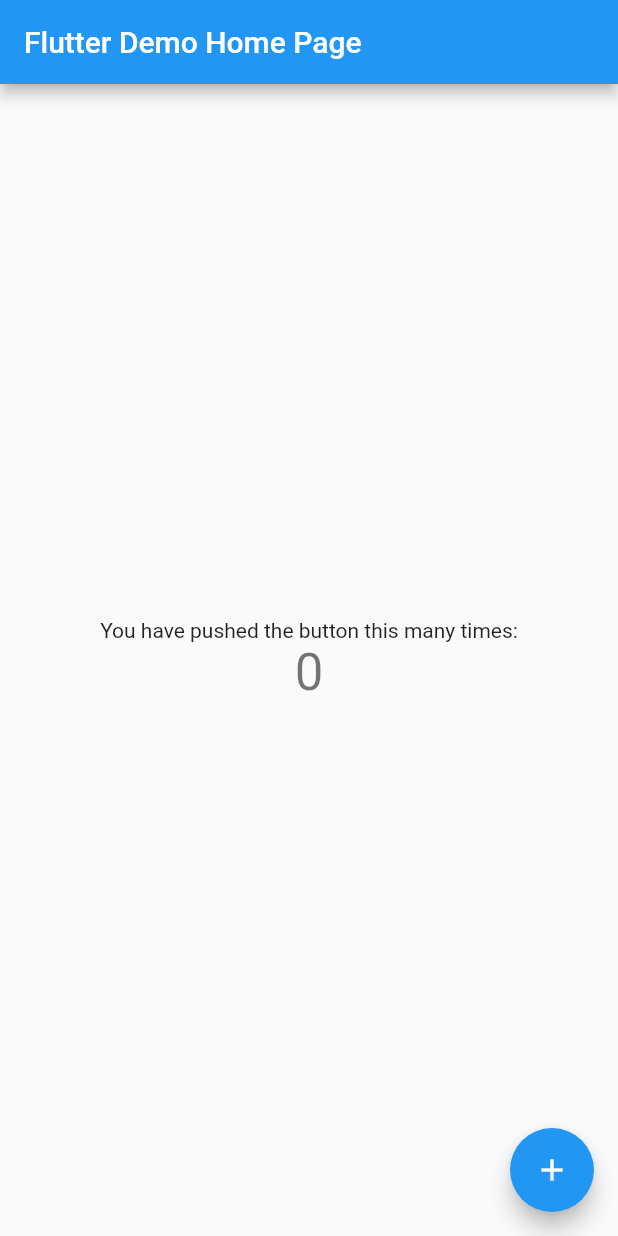
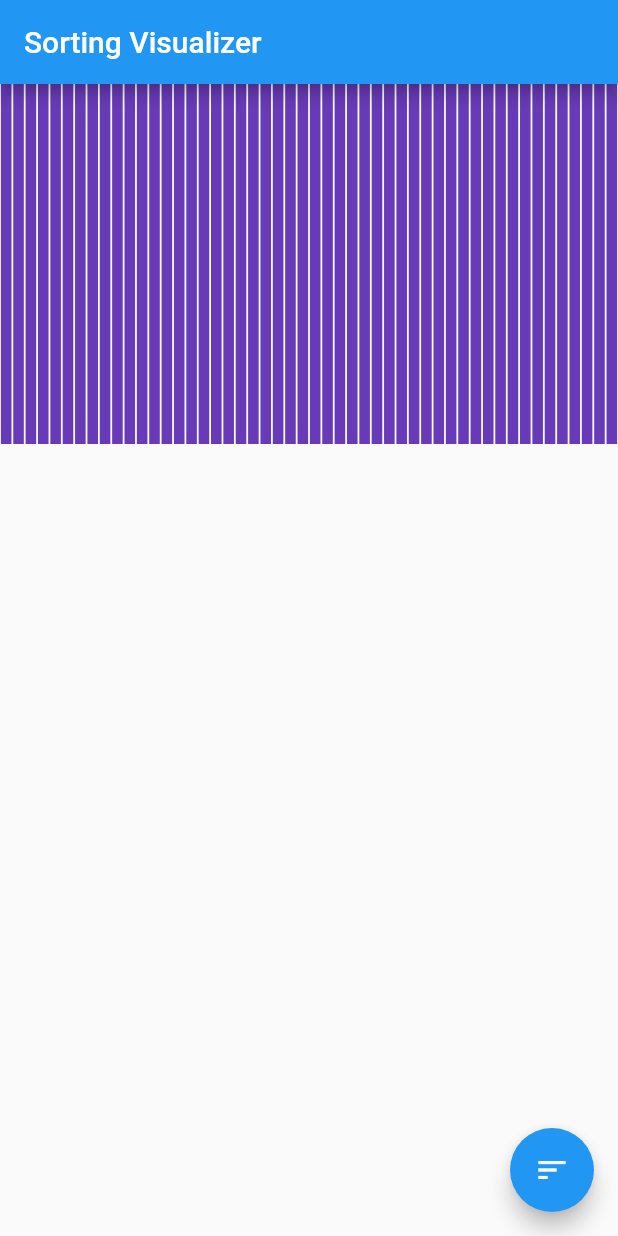
Before and after one commit to AissamOuajib/Sorting-Algorithms-Visualizer, a Flutter app: the screen it shows after launch, on a phone screen of 412 x 824 dp. Run offline on Flutter 3.47's test engine with Material 2 defaults, Android fonts, the phone set to English and light mode, and no system bars.

Commit message:
Basic Visualizer

```diff
--- a/lib/main.dart
+++ b/lib/main.dart
@@ -1,111 +1,10 @@
 import 'package:flutter/material.dart';
 
-void main() => runApp(MyApp());
+import 'sorting_visualizer.dart';
 
-class MyApp extends StatelessWidget {
-  // This widget is the root of your application.
-  @override
-  Widget build(BuildContext context) {
-    return MaterialApp(
-      title: 'Flutter Demo',
-      theme: ThemeData(
-        // This is the theme of your application.
-        //
-        // Try running your application with "flutter run". You'll see the
-        // application has a blue toolbar. Then, without quitting the app, try
-        // changing the primarySwatch below to Colors.green and then invoke
-        // "hot reload" (press "r" in the console where you ran "flutter run",
-        // or simply save your changes to "hot reload" in a Flutter IDE).
-        // Notice that the counter didn't reset back to zero; the application
-        // is not restarted.
-        primarySwatch: Colors.blue,
-      ),
-      home: MyHomePage(title: 'Flutter Demo Home Page'),
-    );
-  }
-}
-
-class MyHomePage extends StatefulWidget {
-  MyHomePage({Key key, this.title}) : super(key: key);
-
-  // This widget is the home page of your application. It is stateful, meaning
-  // that it has a State object (defined below) that contains fields that affect
-  // how it looks.
-
-  // This class is the configuration for the state. It holds the values (in this
-  // case the title) provided by the parent (in this case the App widget) and
-  // used by the build method of the State. Fields in a Widget subclass are
-  // always marked "final".
-
-  final String title;
-
-  @override
-  _MyHomePageState createState() => _MyHomePageState();
-}
-
-class _MyHomePageState extends State<MyHomePage> {
-  int _counter = 0;
-
-  void _incrementCounter() {
-    setState(() {
-      // This call to setState tells the Flutter framework that something has
-      // changed in this State, which causes it to rerun the build method below
-      // so that the display can reflect the updated values. If we changed
-      // _counter without calling setState(), then the build method would not be
-      // called again, and so nothing would appear to happen.
-      _counter++;
-    });
-  }
-
-  @override
-  Widget build(BuildContext context) {
-    // This method is rerun every time setState is called, for instance as done
-    // by the _incrementCounter method above.
-    //
-    // The Flutter framework has been optimized to make rerunning build methods
-    // fast, so that you can just rebuild anything that needs updating rather
-    // than having to individually change instances of widgets.
-    return Scaffold(
-      appBar: AppBar(
-        // Here we take the value from the MyHomePage object that was created by
-        // the App.build method, and use it to set our appbar title.
-        title: Text(widget.title),
-      ),
-      body: Center(
-        // Center is a layout widget. It takes a single child and positions it
-        // in the middle of the parent.
-        child: Column(
-          // Column is also a layout widget. It takes a list of children and
-          // arranges them vertically. By default, it sizes itself to fit its
-          // children horizontally, and tries to be as tall as its parent.
-          //
-          // Invoke "debug painting" (press "p" in the console, choose the
-          // "Toggle Debug Paint" action from the Flutter Inspector in Android
-          // Studio, or the "Toggle Debug Paint" command in Visual Studio Code)
-          // to see the wireframe for each widget.
-          //
-          // Column has various properties to control how it sizes itself and
-          // how it positions its children. Here we use mainAxisAlignment to
-          // center the children vertically; the main axis here is the vertical
-          // axis because Columns are vertical (the cross axis would be
-          // horizontal).
-          mainAxisAlignment: MainAxisAlignment.center,
-          children: <Widget>[
-            Text(
-              'You have pushed the button this many times:',
-            ),
-            Text(
-              '$_counter',
-              style: Theme.of(context).textTheme.display1,
-            ),
-          ],
-        ),
-      ),
-      floatingActionButton: FloatingActionButton(
-        onPressed: _incrementCounter,
-        tooltip: 'Increment',
-        child: Icon(Icons.add),
-      ), // This trailing comma makes auto-formatting nicer for build methods.
-    );
-  }
-}
+void main() => runApp(
+  MaterialApp(
+    debugShowCheckedModeBanner: false,
+    home: SortingVisualizer(),
+  )
+);
--- /dev/null
+++ b/lib/sorting_visualizer.dart
@@ -0,0 +1,53 @@
+import 'dart:math';
+
+import 'package:flutter/material.dart';
+
+import 'sorting_algorithms.dart';
+
+class SortingVisualizer extends StatefulWidget {
+  @override
+  _SortingVisualizerState createState() => _SortingVisualizerState();
+}
+
+class _SortingVisualizerState extends State<SortingVisualizer> {
+  SortingAlgorithms sortingAlgorithms;
+  @override
+  void initState() {
+    super.initState();
+    // timer.addListener(() => setState((){}));
+    sortingAlgorithms = SortingAlgorithms(
+      array: List<int>.generate(50, (i) => Random().nextInt(90)+10),
+      colors: List<Color>.generate(50, (i) => Colors.deepPurple),
+    );
+    sortingAlgorithms.addListener(() => setState((){}));
+  }
+
+  @override
+  Widget build(BuildContext context) {
+    final size = MediaQuery.of(context).size;
+    return Scaffold(
+      appBar: AppBar(
+        title: Text('Sorting Visualizer'),
+      ),
+      body: Row(
+        mainAxisAlignment: MainAxisAlignment.center,
+        crossAxisAlignment: CrossAxisAlignment.start,
+        children: List.generate(sortingAlgorithms.array.length, (i) =>
+          Expanded(
+            child: Padding(
+              padding: EdgeInsets.symmetric(horizontal: .6),
+              child: Container(
+                height: 3.0*sortingAlgorithms.array[i],
+                color: sortingAlgorithms.colors[i],
+              ),
+            ),
+          ),
+        ),
+      ),
+      floatingActionButton: FloatingActionButton(
+        onPressed: () => sortingAlgorithms.sort(),
+        child: Icon(Icons.sort),
+      ),
+    );
+  }
+}
```
Also changed, not shown: lib/sorting_algorithms.dart (added, +28 -0 lines).
